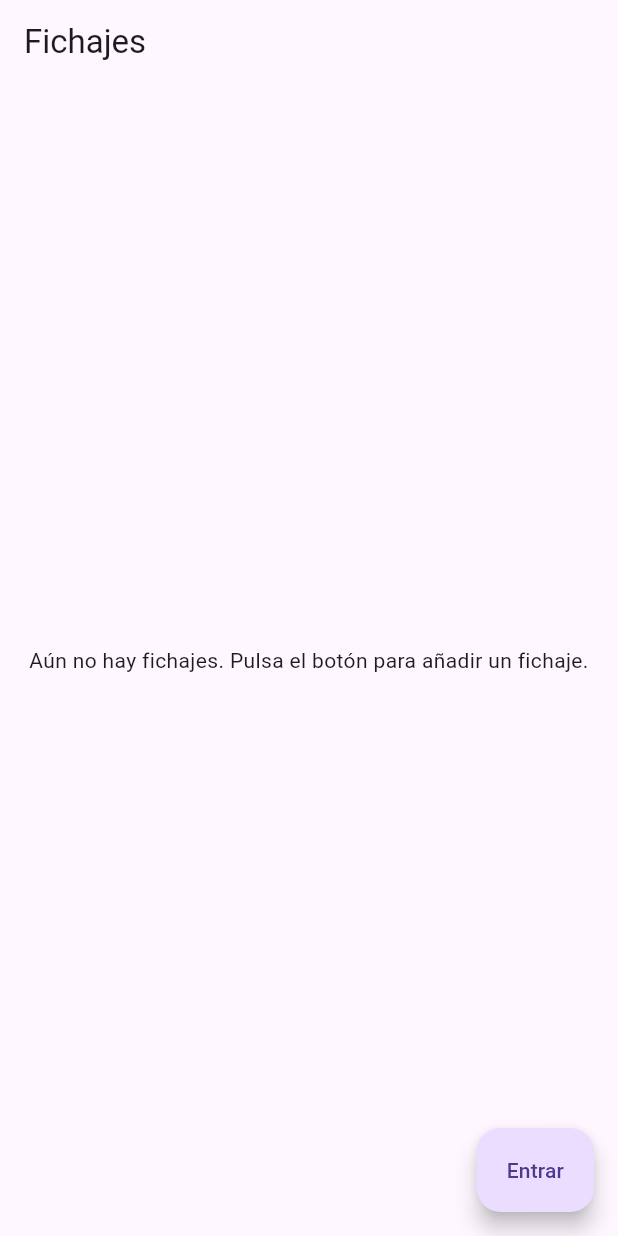
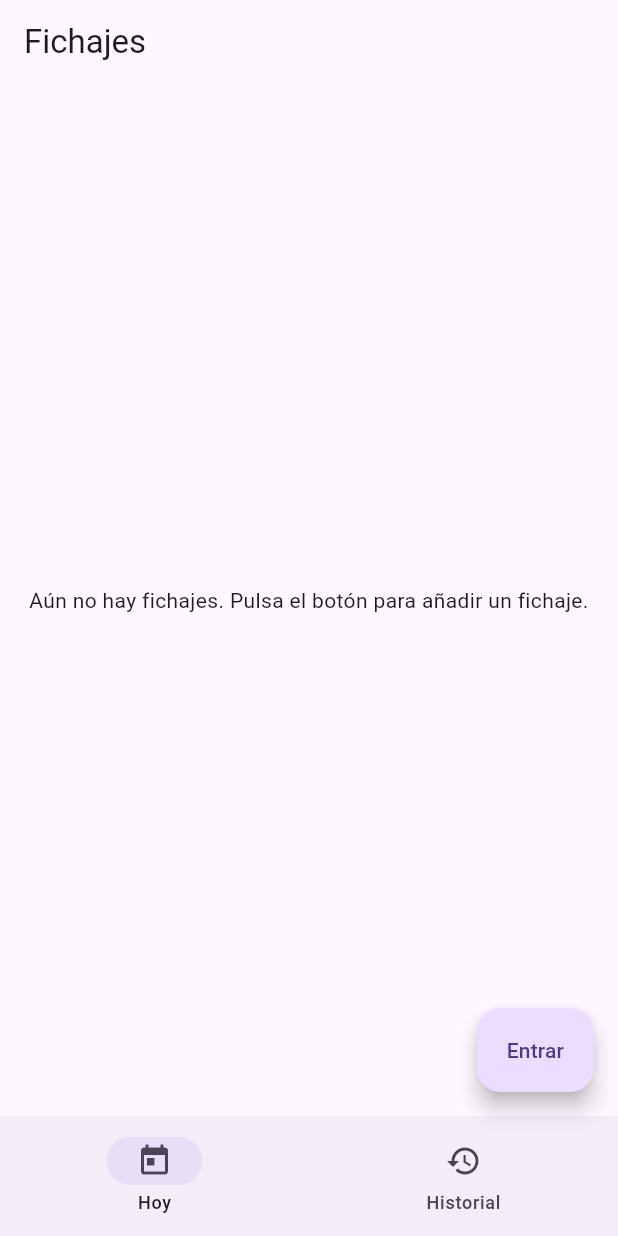
Before and after one commit to brais-A/sistema_fichajes, a Flutter app: the screen it shows after launch, on a phone screen of 412 x 824 dp. Run offline on Flutter 3.47's test engine with Material 3 defaults, Android fonts, the phone set to English and light mode, and no system bars; our stand-ins replace shared_preferences.

Commit message:
Añade historial agrupado por días

```diff
--- a/lib/main.dart
+++ b/lib/main.dart
@@ -1,4 +1,5 @@
 import 'package:flutter/material.dart';
+import 'package:sistema_fichajes/screen/pantalla_historial.dart';
 import 'package:sistema_fichajes/screen/pantalla_fichajes.dart';
 
 void main() => runApp(MyApp());
--- a/lib/models/fichaje.dart
+++ b/lib/models/fichaje.dart
@@ -41,4 +41,6 @@ class Fichaje {
           : null,
     );
   }
+
+  DateTime get dia => DateTime(entrada.year, entrada.month, entrada.day);
 }
--- a/lib/screen/pantalla_fichajes.dart
+++ b/lib/screen/pantalla_fichajes.dart
@@ -2,6 +2,7 @@ import 'package:flutter/material.dart';
 import 'package:sistema_fichajes/models/fichaje.dart';
 import 'package:sistema_fichajes/services/almacen_fichajes.dart';
 import 'package:sistema_fichajes/utils/formato.dart';
+import 'package:sistema_fichajes/screen/pantalla_historial.dart';
 
 import "dart:async";
 
@@ -13,6 +14,7 @@ class PantallaFichajes extends StatefulWidget {
 
 class _PantallaFichajesState extends State<PantallaFichajes> {
   List<Fichaje> _fichajes = [];
+  int _pestanaActual = 0;
   late Timer _timer;
   final _almacen = AlmacenFichajes();
 
@@ -42,13 +44,14 @@ class _PantallaFichajesState extends State<PantallaFichajes> {
 
   Duration get _totalHoy {
     var total = Duration.zero;
-    for (final fichaje in _fichajes) {
-      if (fichaje.esDeHoy) {
+    for (final fichaje in _fichajesHoy) {
       total += fichaje.duracion;
-      }
     }
     return total;
   }
+
+  List<Fichaje> get _fichajesHoy =>
+      _fichajes.where((fichaje) => fichaje.esDeHoy).toList();
 
   void _fichar() {
     setState(() {
@@ -66,9 +69,10 @@ class _PantallaFichajesState extends State<PantallaFichajes> {
   Widget build(BuildContext context) {
     return Scaffold(
       appBar: AppBar(title: const Text('Fichajes')),
-      body: Column(
+      body: _pestanaActual == 0
+          ? Column(
               children: [
-          if (_fichajes.isNotEmpty)
+                if (_fichajesHoy.isNotEmpty)
                   Padding(
                     padding: const EdgeInsets.all(16),
                     child: Text(
@@ -77,7 +81,7 @@ class _PantallaFichajesState extends State<PantallaFichajes> {
                     ),
                   ),
                 Expanded(
-            child: _fichajes.isEmpty
+                  child: _fichajesHoy.isEmpty
                       ? const Center(
                           child: Text(
                             'Aún no hay fichajes. Pulsa el botón para añadir un fichaje.',
@@ -86,13 +90,17 @@ class _PantallaFichajesState extends State<PantallaFichajes> {
                         )
                       : ListView.builder(
                           padding: const EdgeInsets.only(bottom: 80),
-                    itemCount: _fichajes.length,
+                          itemCount: _fichajesHoy.length,
                           itemBuilder: (context, index) {
-                      final fichaje = _fichajes[index];
+                            final fichaje = _fichajesHoy[index];
                             return ListTile(
                               title: Row(
                                 children: [
-                            Icon(Icons.login, color: Colors.green, size: 20),
+                                  Icon(
+                                    Icons.login,
+                                    color: Colors.green,
+                                    size: 20,
+                                  ),
                                   const SizedBox(width: 5),
                                   Text(formatearHora(fichaje.entrada)),
                                 ],
@@ -100,7 +108,9 @@ class _PantallaFichajesState extends State<PantallaFichajes> {
                               subtitle: Row(
                                 children: [
                                   Icon(
-                              fichaje.isFinished ? Icons.logout : Icons.timer,
+                                    fichaje.isFinished
+                                        ? Icons.logout
+                                        : Icons.timer,
                                     color: fichaje.isFinished
                                         ? Colors.grey
                                         : Colors.orange,
@@ -114,16 +124,34 @@ class _PantallaFichajesState extends State<PantallaFichajes> {
                                   ),
                                 ],
                               ),
-                        trailing: Text(formatearDuracion(fichaje.duracion)),
+                              trailing: Text(
+                                formatearDuracion(fichaje.duracion),
+                              ),
                             );
                           },
                         ),
                 ),
               ],
-      ),
-      floatingActionButton: FloatingActionButton.extended(
+            )
+          : PantallaHistorial(fichajes: _fichajes),
+
+      floatingActionButton: _pestanaActual == 0
+          ? FloatingActionButton.extended(
               label: Text(_tocaEntrar ? 'Entrar' : 'Terminar'),
               onPressed: _fichar,
+            )
+          : null,
+      bottomNavigationBar: NavigationBar(
+        selectedIndex: _pestanaActual,
+        onDestinationSelected: (int index) {
+          setState(() {
+            _pestanaActual = index;
+          });
+        },
+        destinations: [
+          NavigationDestination(icon: Icon(Icons.today), label: 'Hoy'),
+          NavigationDestination(icon: Icon(Icons.history), label: 'Historial'),
+        ],
       ),
     );
   }
--- a/lib/utils/formato.dart
+++ b/lib/utils/formato.dart
@@ -10,3 +10,7 @@
   final horas = duracion.inHours;
   return '${ponerCeros(horas)}:${ponerCeros(minutos)}:${ponerCeros(segundos)}';
 }
+
+String formatearFecha(DateTime fecha) {
+  return '${ponerCeros(fecha.day)}/${ponerCeros(fecha.month)}/${(fecha.year)}';
+}
```
Also changed, not shown: lib/screen/pantalla_historial.dart (added, +40 -0 lines). Lines whose indentation alone changed are shown as unchanged.
